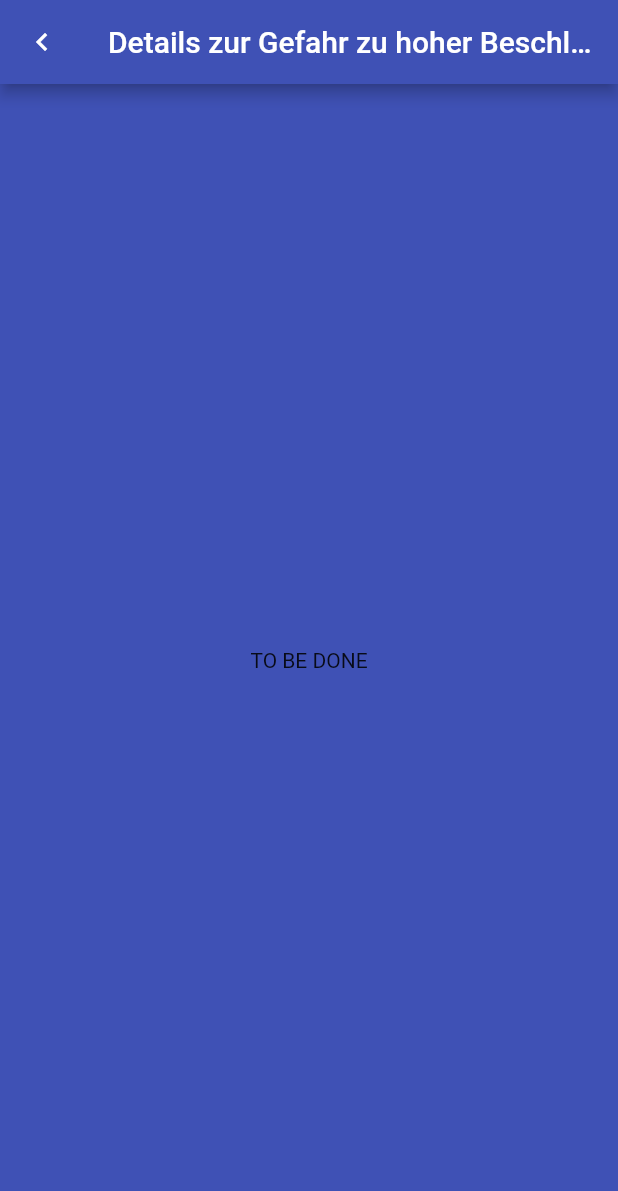
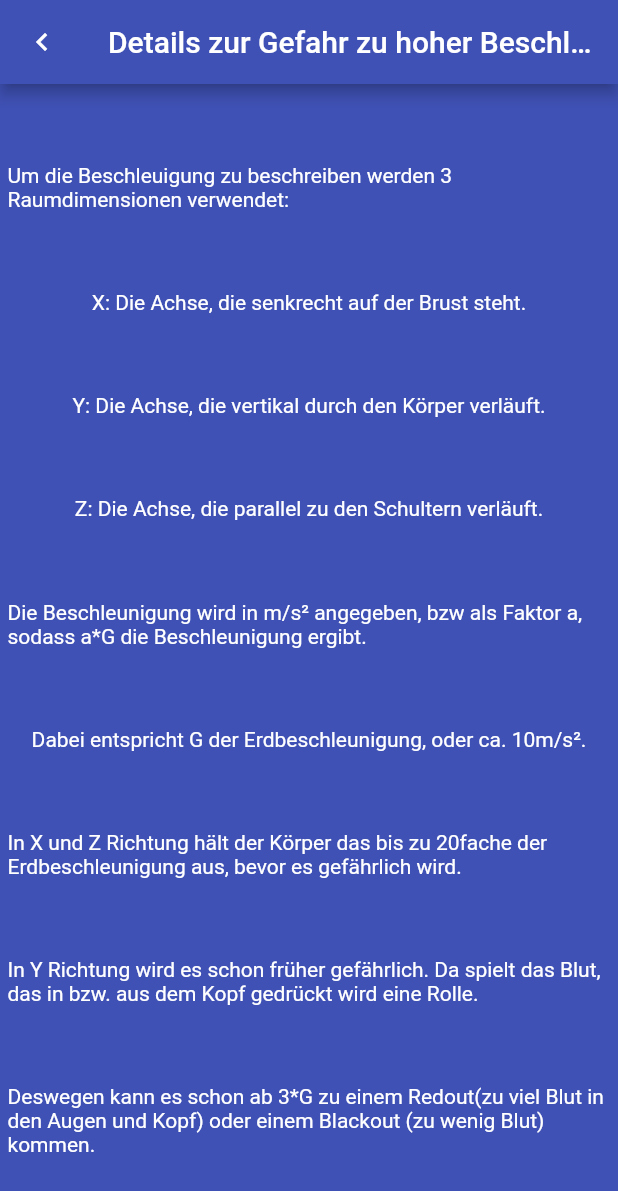
Before and after one commit to KorbinianRudolf/head_acceleration, a Flutter app: the DetailsPage screen opened directly, on a phone screen of 412 x 824 dp. Shown: the top 1191 px of the screen. Run offline on Flutter 3.47's test engine with Material 2 defaults, Android fonts, the phone set to English and light mode, and no system bars; our stand-ins replace flutter_blue, shared_preferences; missing offline and left inert: esense_flutter; accounts and stored records are empty.

Commit message:
Detail Infos

```diff
--- a/lib/detailsPage.dart
+++ b/lib/detailsPage.dart
@@ -1,5 +1,4 @@
 import 'package:flutter/material.dart';
-
 
 class DetailsPage extends StatefulWidget {
   @override
@@ -7,6 +6,9 @@ class DetailsPage extends StatefulWidget {
 }
 
 class _PageState extends State<DetailsPage> {
+  Text _newText(String text) {
+    return new Text(text, style: new TextStyle(color: Colors.white));
+  }
 
   @override
   Widget build(BuildContext context) {
@@ -15,18 +17,34 @@ class _PageState extends State<DetailsPage> {
       appBar: AppBar(
         automaticallyImplyLeading: true,
         title: Text('Details zur Gefahr zu hoher Beschleunigung'),
-            leading: IconButton(icon: Icon(Icons.chevron_left),
+        leading: IconButton(
+            icon: Icon(Icons.chevron_left),
             onPressed: () => Navigator.pop(context, false)),
       ),
       body: new Center(
+        child: Padding(
+          padding: EdgeInsets.only(left: 5, right: 5),
             child: new Column(
           mainAxisAlignment: MainAxisAlignment.spaceEvenly,
           children: <Widget>[
-                Text("TO BE DONE"),  //TODO
+            _newText(
+                "Um die Beschleuigung zu beschreiben werden 3 Raumdimensionen verwendet:"),
+            _newText("X: Die Achse, die senkrecht auf der Brust steht."),
+            _newText("Y: Die Achse, die vertikal durch den Körper verläuft."),
+            _newText("Z: Die Achse, die parallel zu den Schultern verläuft."),
+            _newText(
+                "Die Beschleunigung wird in m/s\u00B2 angegeben, bzw als Faktor a, sodass a*G die Beschleunigung ergibt."),
+            _newText(
+                "Dabei entspricht G der Erdbeschleunigung, oder ca. 10m/s\u00B2."),
+            _newText(
+                "In X und Z Richtung hält der Körper das bis zu 20fache der Erdbeschleunigung aus, bevor es gefährlich wird."),
+            _newText(
+                "In Y Richtung wird es schon früher gefährlich. Da spielt das Blut, das in bzw. aus dem Kopf gedrückt wird eine Rolle."),
+            _newText(
+                "Deswegen kann es schon ab 3*G zu einem Redout(zu viel Blut in den Augen und Kopf) oder einem Blackout (zu wenig Blut) kommen."),
           ],
-            )
+        )),
       ),
     );
   }
-
 }
```
Lines whose indentation alone changed are shown as unchanged.
